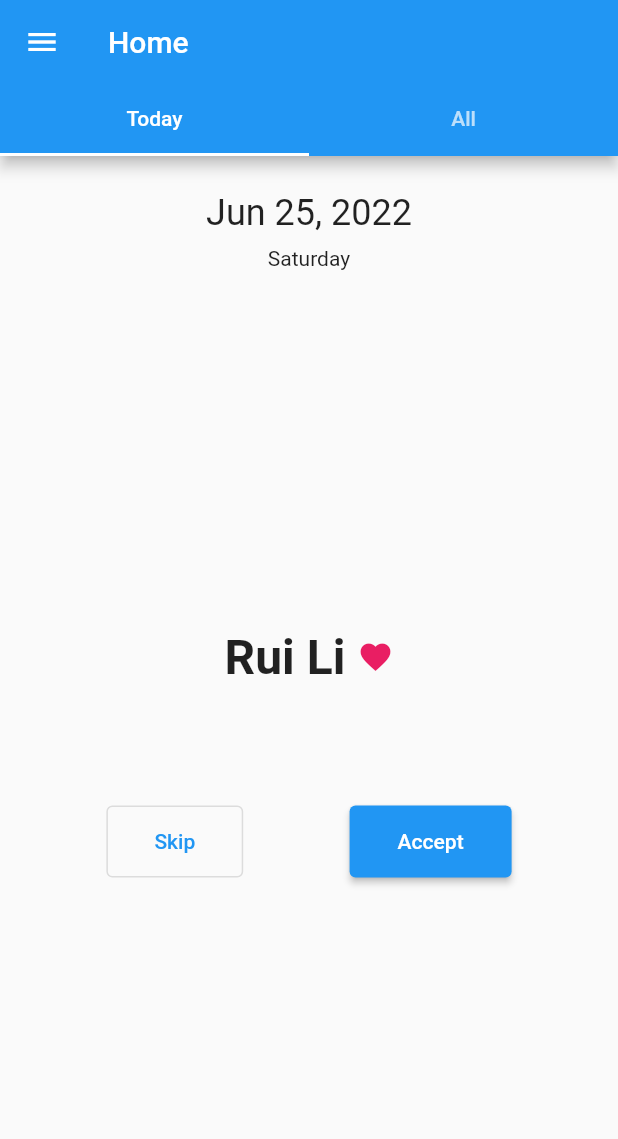
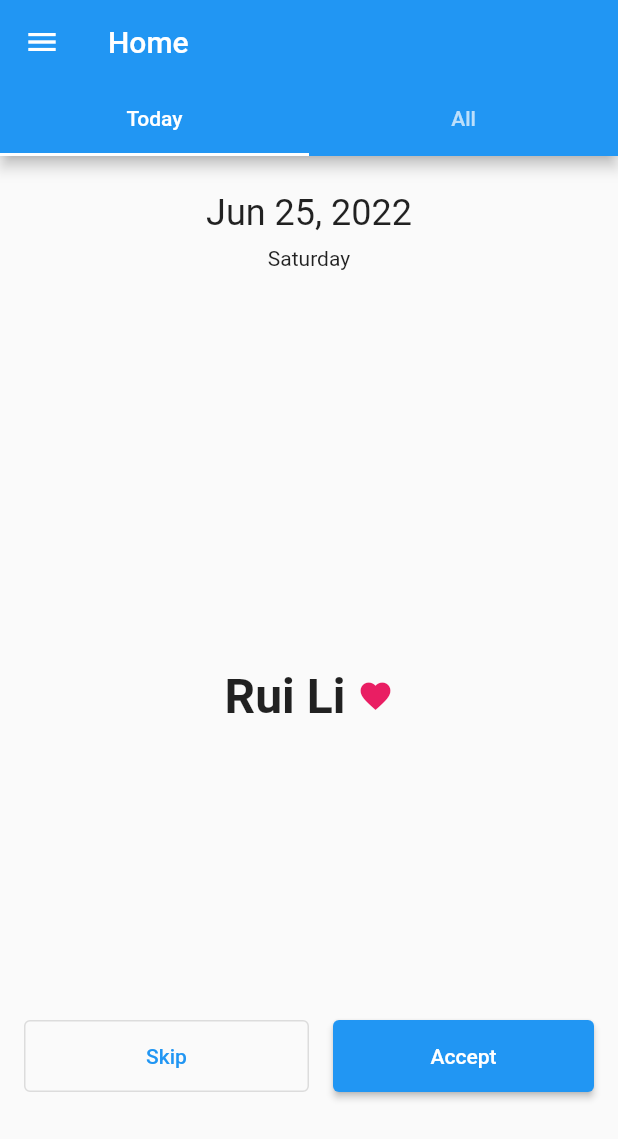
Before and after one commit to reeli/roster, a Flutter app: the screen it shows after launch, on a phone screen of 412 x 824 dp. Shown: the top 1139 px of the screen. Run offline on Flutter 3.47's test engine with Material 2 defaults, Android fonts, the phone set to English and light mode, and no system bars.

Commit message:
update layout

```diff
--- a/lib/view/HomeView.dart
+++ b/lib/view/HomeView.dart
@@ -57,6 +57,9 @@ class _HomePageState extends State<HomePage>
             controller: _tabController,
             children: [
               Column(crossAxisAlignment: CrossAxisAlignment.center, children: [
+                Expanded(
+                  child: Column(
+                    children: [
                       Padding(
                         padding: const EdgeInsets.only(top: 24, bottom: 8),
                         child: Text(
@@ -64,10 +67,11 @@ class _HomePageState extends State<HomePage>
                           style: const TextStyle(fontSize: 24),
                         ),
                       ),
-                Text(weekDay),
-                Spacer(),
-                Padding(
-                  padding: const EdgeInsets.only(bottom: 80),
+                      Text(weekDay)
+                    ],
+                  ),
+                ),
+                Expanded(
                   child: Row(
                     children: const [
                       Spacer(),
@@ -81,22 +85,28 @@ class _HomePageState extends State<HomePage>
                           color: Colors.pink,
                         ),
                       ),
-                      Spacer(),
+                      Spacer()
                     ],
                   ),
                 ),
-                Visibility(
+                Expanded(
+                  child: Visibility(
                     maintainSize: false,
                     visible: _visible,
+                    child: Container(
+                      padding: EdgeInsets.all(16),
                       child: Row(
                         children: [
-                      Spacer(),
-                      OutlineButton(
+                          Expanded(
+                            child: OutlineButton(
                               text: "Skip",
                               onPressed: () {},
                             ),
-                      Spacer(),
-                      PrimaryButton(
+                          ),
+                          Expanded(
+                            child: Padding(
+                              padding: const EdgeInsets.only(left: 16),
+                              child: PrimaryButton(
                                 text: "Accept",
                                 onPressed: () {
                                   ScaffoldMessenger.of(context)
@@ -109,11 +119,13 @@ class _HomePageState extends State<HomePage>
                                   });
                                 },
                               ),
-                      Spacer(),
+                            ),
+                          ),
                         ],
                       ),
                     ),
-                Spacer(),
+                  ),
+                ),
               ]),
               RosterListView(),
             ],
```
Lines whose indentation alone changed are shown as unchanged.
